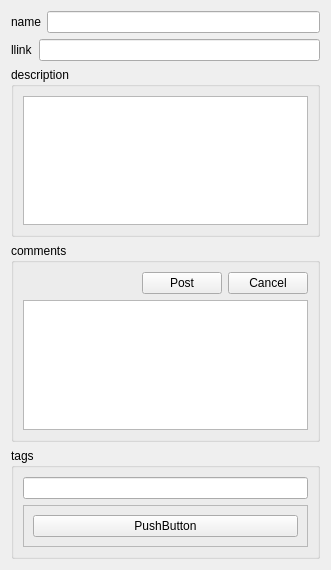
Before: the Qt Designer form resources/ui/radarAttributeEditorForm.ui in thirstydevil/itemRadar, drawn with Qt 5.
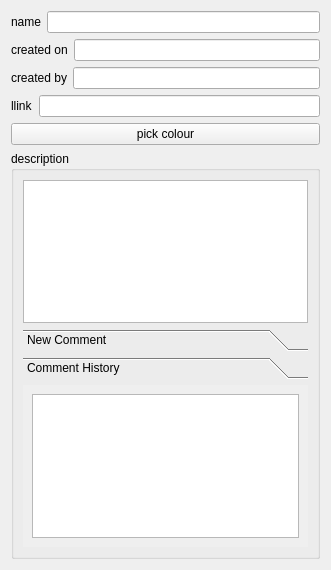
After: the same form once the commit is applied. The open tabs and pages were chosen to show the change.

Commit message: Now recording to the db on item move. Also saving data to the db when updating the attribute editor Have a crash bug to do with QSortProxyFilterModel.  It's getting the wrong index from somewhere and dies without telling me where.

What changed in the file:
```diff
--- a/resources/ui/radarAttributeEditorForm.ui
+++ b/resources/ui/radarAttributeEditorForm.ui
@@ -13,7 +13,7 @@
   <property name="windowTitle">
    <string>Form</string>
   </property>
-  <layout class="QVBoxLayout" name="verticalLayout_4">
+  <layout class="QVBoxLayout" name="mainLayout">
    <item>
     <layout class="QHBoxLayout" name="horizontalLayout">
      <item>
@@ -28,6 +28,42 @@
      </item>
     </layout>
    </item>
+   <item>
+    <layout class="QHBoxLayout" name="horizontalLayout_5">
+     <item>
+      <widget class="QLabel" name="label_3">
+       <property name="text">
+        <string>created on</string>
+       </property>
+      </widget>
+     </item>
+     <item>
+      <widget class="QLineEdit" name="createdOn_lineEdit">
+       <property name="readOnly">
+        <bool>true</bool>
+       </property>
+      </widget>
+     </item>
+    </layout>
+   </item>
+   <item>
+    <layout class="QHBoxLayout" name="horizontalLayout_6">
+     <item>
+      <widget class="QLabel" name="label_4">
+       <property name="text">
+        <string>created by</string>
+       </property>
+      </widget>
+     </item>
+     <item>
+      <widget class="QLineEdit" name="createdBy_lineEdit">
+       <property name="readOnly">
+        <bool>true</bool>
+       </property>
+      </widget>
+     </item>
+    </layout>
+   </item>
    <item>
     <layout class="QHBoxLayout" name="horizontalLayout_2">
      <item>
@@ -42,6 +78,13 @@
      </item>
     </layout>
    </item>
+   <item>
+    <widget class="QPushButton" name="pickColour_pushButton">
+     <property name="text">
+      <string>pick colour</string>
+     </property>
+    </widget>
+   </item>
    <item>
     <widget class="QGroupBox" name="groupBox_3">
      <property name="title">
@@ -54,18 +97,24 @@
       <item>
        <widget class="QPlainTextEdit" name="description_plainTextEdit"/>
       </item>
-     </layout>
-    </widget>
-   </item>
    <item>
-    <widget class="QGroupBox" name="groupBox">
-     <property name="title">
-      <string>comments</string>
-     </property>
-     <property name="flat">
-      <bool>true</bool>
-     </property>
-     <layout class="QVBoxLayout" name="verticalLayout">
+       <widget class="QToolBox" name="comment_toolBox">
+        <property name="currentIndex">
+         <number>0</number>
+        </property>
+        <widget class="QWidget" name="page_3">
+         <property name="geometry">
+          <rect>
+           <x>0</x>
+           <y>0</y>
+           <width>293</width>
+           <height>181</height>
+          </rect>
+         </property>
+         <attribute name="label">
+          <string>New Comment</string>
+         </attribute>
+         <layout class="QVBoxLayout" name="verticalLayout_3">
       <item>
        <layout class="QHBoxLayout" name="horizontalLayout_4">
         <item>
@@ -88,13 +137,6 @@
           </property>
          </widget>
         </item>
-        <item>
-         <widget class="QPushButton" name="pushButton_2">
-          <property name="text">
-           <string>Cancel</string>
-          </property>
-         </widget>
-        </item>
        </layout>
       </item>
       <item>
@@ -102,36 +144,24 @@
       </item>
      </layout>
     </widget>
-   </item>
-   <item>
-    <widget class="QGroupBox" name="groupBox_2">
-     <property name="title">
-      <string>tags</string>
-     </property>
-     <property name="flat">
-      <bool>true</bool>
-     </property>
-     <layout class="QVBoxLayout" name="verticalLayout_3">
+        <widget class="QWidget" name="page_4">
+         <property name="geometry">
+          <rect>
+           <x>0</x>
+           <y>0</y>
+           <width>293</width>
+           <height>165</height>
+          </rect>
+         </property>
+         <attribute name="label">
+          <string>Comment History</string>
+         </attribute>
+         <layout class="QVBoxLayout" name="verticalLayout_4">
       <item>
-       <widget class="QLineEdit" name="addTag_lineEdit"/>
-      </item>
-      <item>
-       <widget class="QFrame" name="frame">
-        <property name="frameShape">
-         <enum>QFrame::StyledPanel</enum>
-        </property>
-        <property name="frameShadow">
-         <enum>QFrame::Raised</enum>
-        </property>
-        <layout class="QHBoxLayout" name="horizontalLayout_3">
-         <item>
-          <widget class="QPushButton" name="dummyTag">
-           <property name="text">
-            <string>PushButton</string>
-           </property>
-          </widget>
-         </item>
-        </layout>
+           <widget class="QPlainTextEdit" name="commentHistory_plainTextEdit"/>
+          </item>
+         </layout>
+        </widget>
        </widget>
       </item>
      </layout>
```
Left out of the diff: 2 changed lines with no effect on the pictures. Lines whose indentation alone changed are shown as unchanged. The commit also changes 6 other files.
